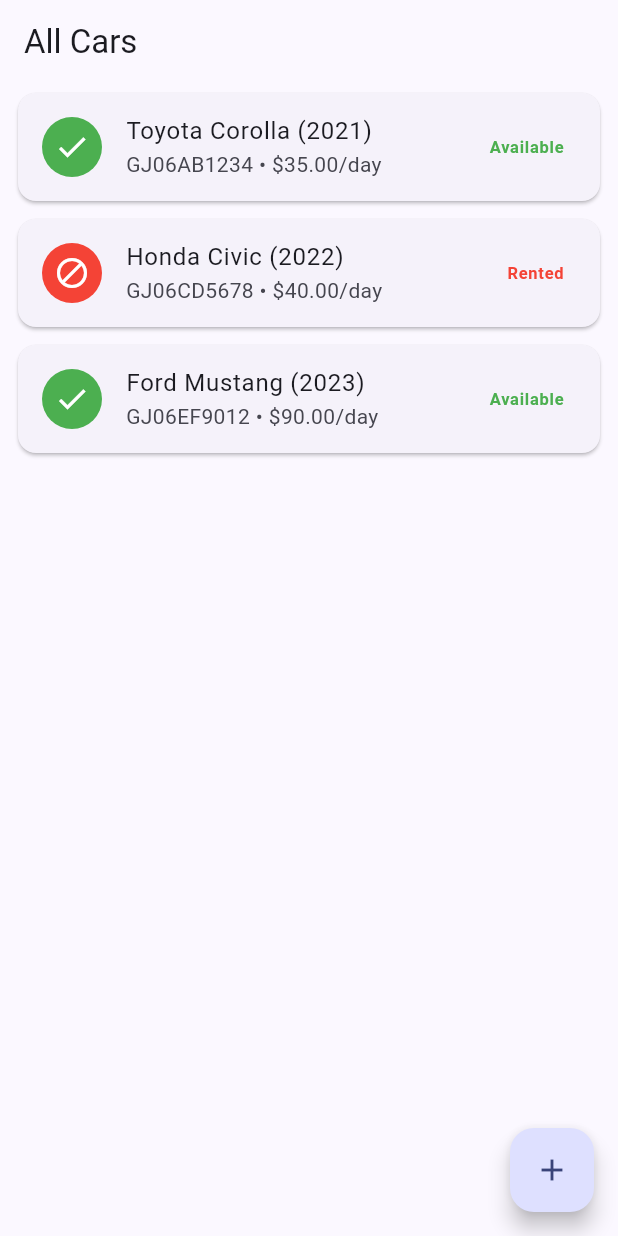
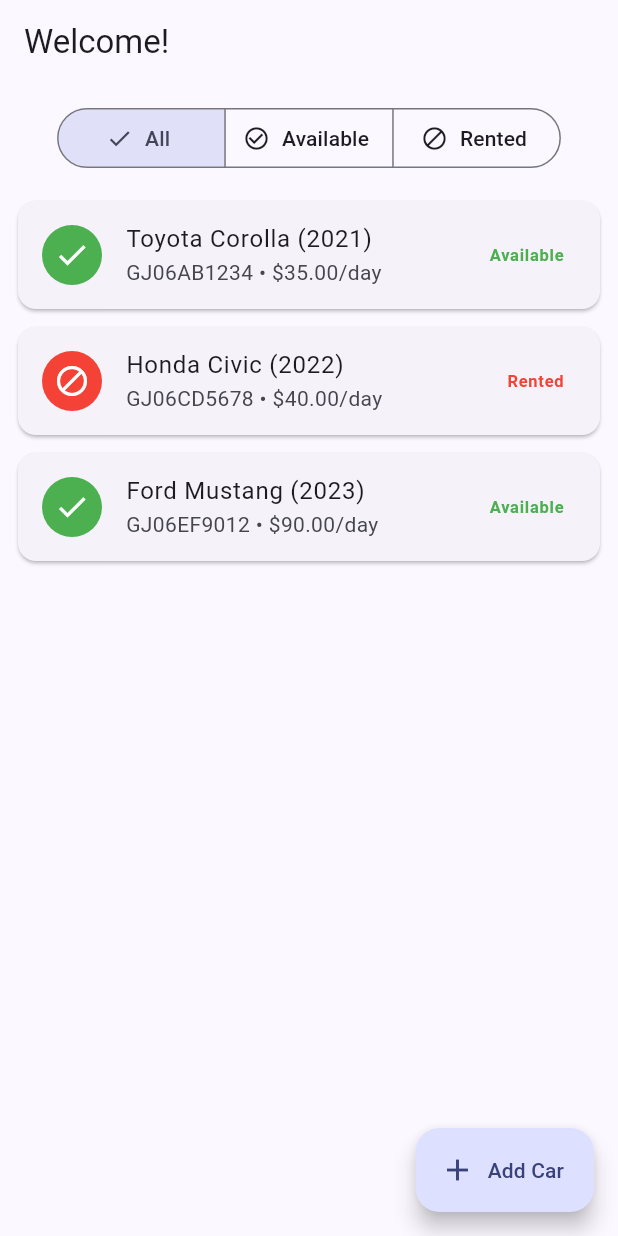
Before and after one commit to malaviyaparth/rent_vehicle_app, a Flutter app: the screen it shows after launch, on a phone screen of 412 x 824 dp. Run offline on Flutter 3.47's test engine with Material 3 defaults, Android fonts, the phone set to English and light mode, and no system bars.

Commit message:
v1.0.0 - Local CRUD car rental app

```diff
--- a/lib/screens/home_screen.dart
+++ b/lib/screens/home_screen.dart
@@ -2,23 +2,68 @@
 import 'package:provider/provider.dart';
 import '../services/car_service.dart';
 import '../widgets/car_list_item.dart';
+import 'car_details_screen.dart';
 import 'add_edit_car_screen.dart';
-import 'car_details_screen.dart';
 
-class HomeScreen extends StatelessWidget {
+enum CarFilter { all, available, rented }
+
+class HomeScreen extends StatefulWidget {
   const HomeScreen({super.key});
+
+  @override
+  State<HomeScreen> createState() => _HomeScreenState();
+}
+
+class _HomeScreenState extends State<HomeScreen> {
+  CarFilter _selectedFilter = CarFilter.all;
 
   @override
   Widget build(BuildContext context) {
     final carService = context.watch<CarService>();
-    final cars = carService.cars;
+
+    final List<dynamic> cars = switch (_selectedFilter) {
+      CarFilter.all => carService.cars,
+      CarFilter.available => carService.availableCars,
+      CarFilter.rented => carService.rentedCars,
+    };
 
     return Scaffold(
       appBar: AppBar(
-        title: const Text('All Cars'),
+        title: const Text('Welcome!'),
       ),
-      body: cars.isEmpty
-          ? const Center(child: Text('No cars available yet.'))
+      body: Column(
+        children: [
+          Padding(
+            padding: const EdgeInsets.all(12),
+            child: SegmentedButton<CarFilter>(
+              segments: const [
+                ButtonSegment(
+                  value: CarFilter.all,
+                  label: Text('All'),
+                  icon: Icon(Icons.list),
+                ),
+                ButtonSegment(
+                  value: CarFilter.available,
+                  label: Text('Available'),
+                  icon: Icon(Icons.check_circle_outline),
+                ),
+                ButtonSegment(
+                  value: CarFilter.rented,
+                  label: Text('Rented'),
+                  icon: Icon(Icons.block),
+                ),
+              ],
+              selected: {_selectedFilter},
+              onSelectionChanged: (newSelection) {
+                setState(() {
+                  _selectedFilter = newSelection.first;
+                });
+              },
+            ),
+          ),
+          Expanded(
+            child: cars.isEmpty
+                ? Center(child: Text(_emptyMessage()))
                 : ListView.builder(
               itemCount: cars.length,
               itemBuilder: (context, index) {
@@ -36,7 +81,10 @@
                 );
               },
             ),
-      floatingActionButton: FloatingActionButton(
+          ),
+        ],
+      ),
+      floatingActionButton: FloatingActionButton.extended(
         onPressed: () {
           Navigator.push(
             context,
@@ -45,8 +93,20 @@
             ),
           );
         },
-        child: const Icon(Icons.add),
+        icon: const Icon(Icons.add),
+        label: const Text("Add Car"),
       ),
     );
   }
+
+  String _emptyMessage() {
+    switch (_selectedFilter) {
+      case CarFilter.all:
+        return 'No cars available yet.';
+      case CarFilter.available:
+        return 'No cars are currently available.';
+      case CarFilter.rented:
+        return 'No cars are currently rented.';
     }
+  }
+}
```
Lines whose indentation alone changed are shown as unchanged.
